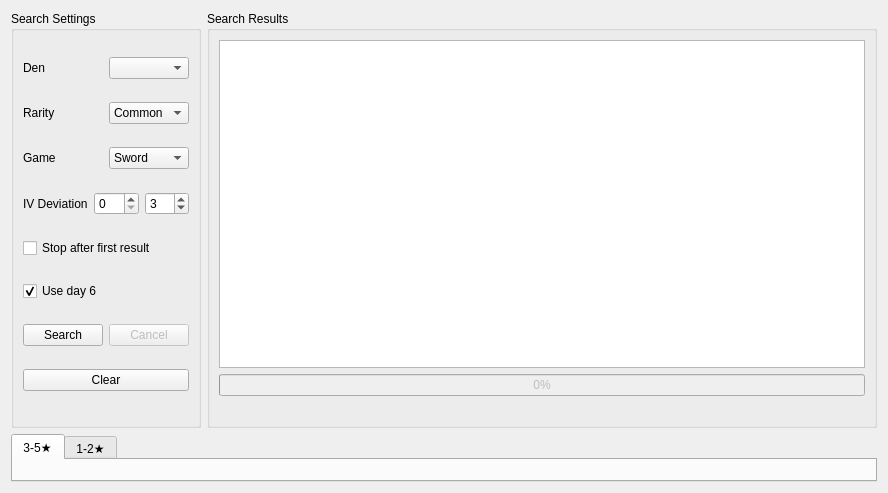
Qt form Forms/Tools/SeedCalculator.ui (Admiral-Fish/RaidFinder) before a commit.
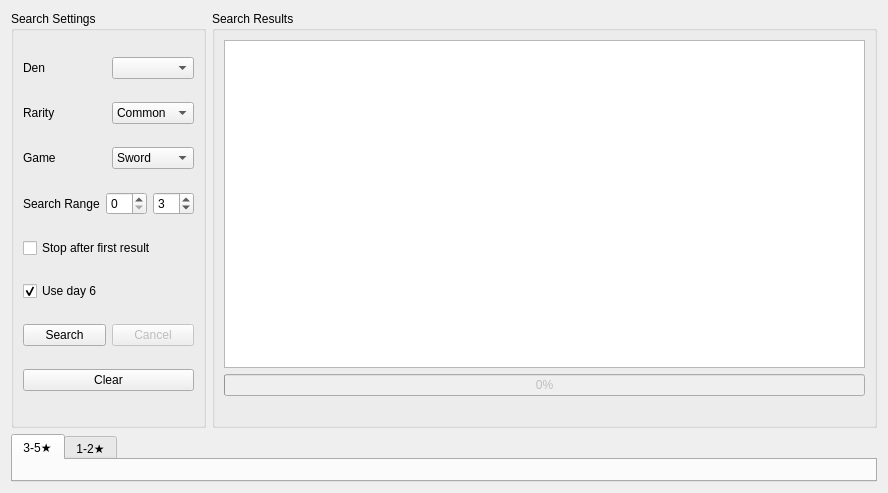
The same form after that commit. Custom widgets are drawn as their Qt base class.

Patch:
```diff
--- a/Forms/Tools/SeedCalculator.ui
+++ b/Forms/Tools/SeedCalculator.ui
@@ -120,7 +120,7 @@
         <item>
          <widget class="QLabel" name="labelIVDeviation">
           <property name="text">
-           <string>IV Deviation</string>
+           <string>Search Range</string>
           </property>
          </widget>
         </item>
```
